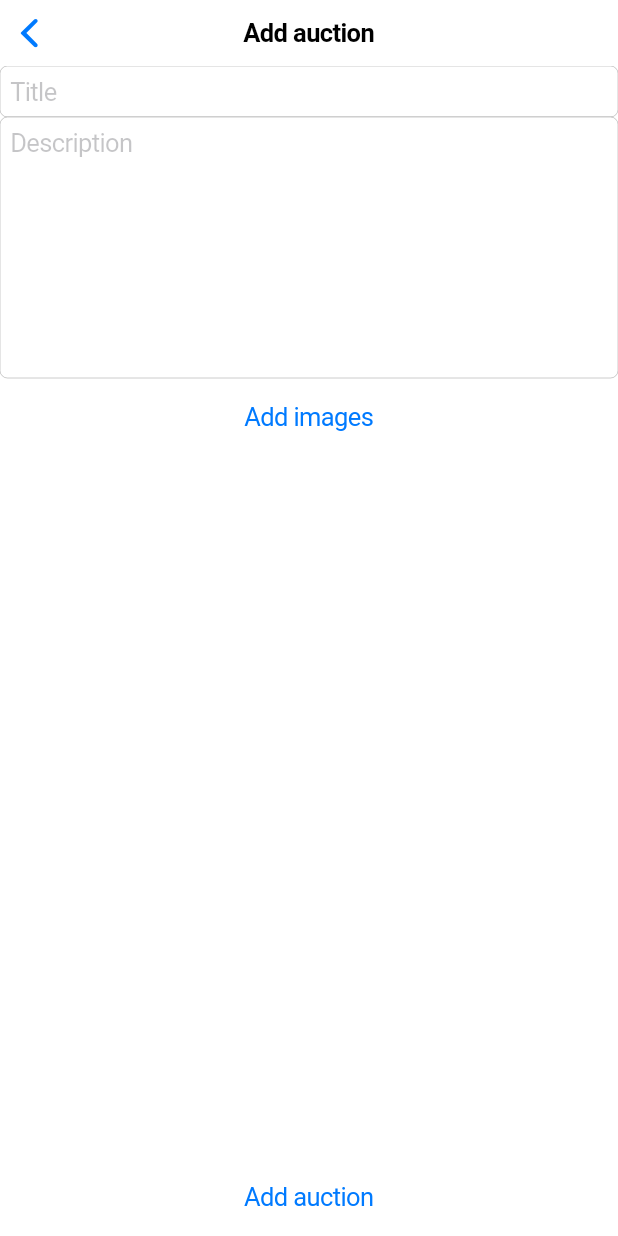
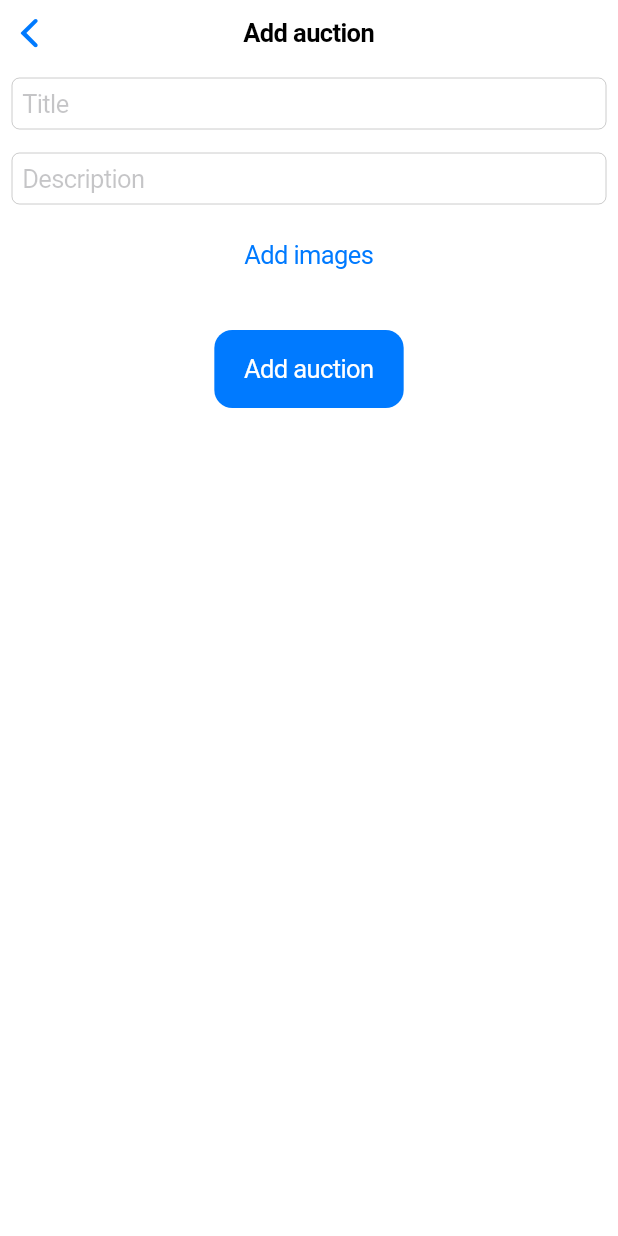
Before and after one commit to PrzChodor/XLO, a Flutter app: the AddAuction screen opened directly, on a phone screen of 412 x 824 dp. Run offline on Flutter 3.47's test engine with Material 2 defaults, Android fonts, the phone set to English and light mode, and no system bars; our stand-ins replace cloud_firestore, firebase_auth, firebase_core, firebase_storage; missing offline and left inert: multi_image_picker; accounts and stored records are empty.

Commit message:
Fix add_auction overflow

```diff
--- a/lib/authentication/notification.dart
+++ b/lib/authentication/notification.dart
@@ -21,7 +21,7 @@ class NotificationDialog extends StatelessWidget {
       content: Text(errorMessage),
       actions: [
         CupertinoButton(
-          child: const Text('ok'),
+          child: const Text('Ok'),
           onPressed: () => Navigator.pop(context),
         ),
       ],
--- a/lib/routes/add_auction.dart
+++ b/lib/routes/add_auction.dart
@@ -3,6 +3,7 @@ import 'dart:io';
 import 'package:cloud_firestore/cloud_firestore.dart';
 import 'package:firebase_storage/firebase_storage.dart';
 import 'package:flutter/cupertino.dart';
+import 'package:flutter/material.dart';
 import 'package:flutter/services.dart';
 import 'package:multi_image_picker/multi_image_picker.dart';
 import 'package:path_provider/path_provider.dart';
@@ -38,28 +39,43 @@ class _AddAuctionState extends State<AddAuction> {
         middle: Text('Add auction'),
       ),
       child: SafeArea(
+        child: SingleChildScrollView(
           child: Column(
             children: [
-            CupertinoTextField(
+              Padding(
+                padding: const EdgeInsets.all(8.0),
+                child: CupertinoTextField(
                   controller: titleController,
                   placeholder: 'Title',
                 ),
-            CupertinoTextField(
+              ),
+              Padding(
+                padding: const EdgeInsets.all(8.0),
+                child: CupertinoTextField(
                   controller: descriptionController,
                   placeholder: 'Description',
                   keyboardType: TextInputType.multiline,
+                  minLines: 1,
                   maxLines: 8,
+                ),
               ),
               CupertinoButton(
                 child: Text('Add images'),
                 onPressed: () => loadAssets(),
               ),
-            Expanded(child: buildGridView()),
-            CupertinoButton(
+              Padding(
+                padding: const EdgeInsets.all(8.0),
+                child: buildGridView(),
+              ),
+              Padding(
+                padding: const EdgeInsets.all(8.0),
+                child: CupertinoButton.filled(
                   child: Text('Add auction'),
                   onPressed: () => addAuction(context),
                 ),
+              ),
             ],
+          ),
         ),
       ),
     );
@@ -94,7 +110,10 @@ class _AddAuctionState extends State<AddAuction> {
   Widget buildGridView() {
     if (images != null)
       return GridView.count(
-        crossAxisCount: 4,
+        primary: false,
+        shrinkWrap: true,
+        crossAxisCount: 3,
+        crossAxisSpacing: 8.0,
         children: List.generate(images.length, (index) {
           Asset asset = images[index];
           return AssetThumb(
@@ -125,8 +144,8 @@ class _AddAuctionState extends State<AddAuction> {
       'archived': false
     });
 
+    Navigator.pop(context);
     documentSnapshot.update({'images': FieldValue.arrayUnion(imageUrls)});
-    Navigator.pop(context);
     showNotification(context, 'Success', 'Auction added successfully');
   }
 
--- a/lib/routes/auction_list.dart
+++ b/lib/routes/auction_list.dart
@@ -18,6 +18,7 @@ class _AuctionListState extends State<AuctionList> {
     return CupertinoTabView(
       builder: (context) {
         return CupertinoPageScaffold(
+            child: SafeArea(
           child: CustomScrollView(
             slivers: [
               CupertinoSliverNavigationBar(
@@ -67,6 +68,7 @@ class _AuctionListState extends State<AuctionList> {
                     ));
                   })
             ],
+          ),
         ));
       },
     );
--- a/lib/routes/home.dart
+++ b/lib/routes/home.dart
@@ -1,5 +1,4 @@
 import 'package:cloud_firestore/cloud_firestore.dart';
-import 'package:firebase_auth/firebase_auth.dart';
 import 'package:firebase_storage/firebase_storage.dart';
 import 'package:flutter/cupertino.dart';
 import 'package:flutter/material.dart';
@@ -27,6 +26,8 @@ class HomePage extends StatelessWidget {
         ],
         child: CupertinoTabScaffold(
           tabBar: CupertinoTabBar(
+            backgroundColor:
+                CupertinoTheme.of(context).barBackgroundColor.withOpacity(1.0),
             items: const [
               BottomNavigationBarItem(
                 icon: Icon(CupertinoIcons.list_bullet),
```
Also changed, not shown: 1 other file. Lines whose indentation alone changed are shown as unchanged.
